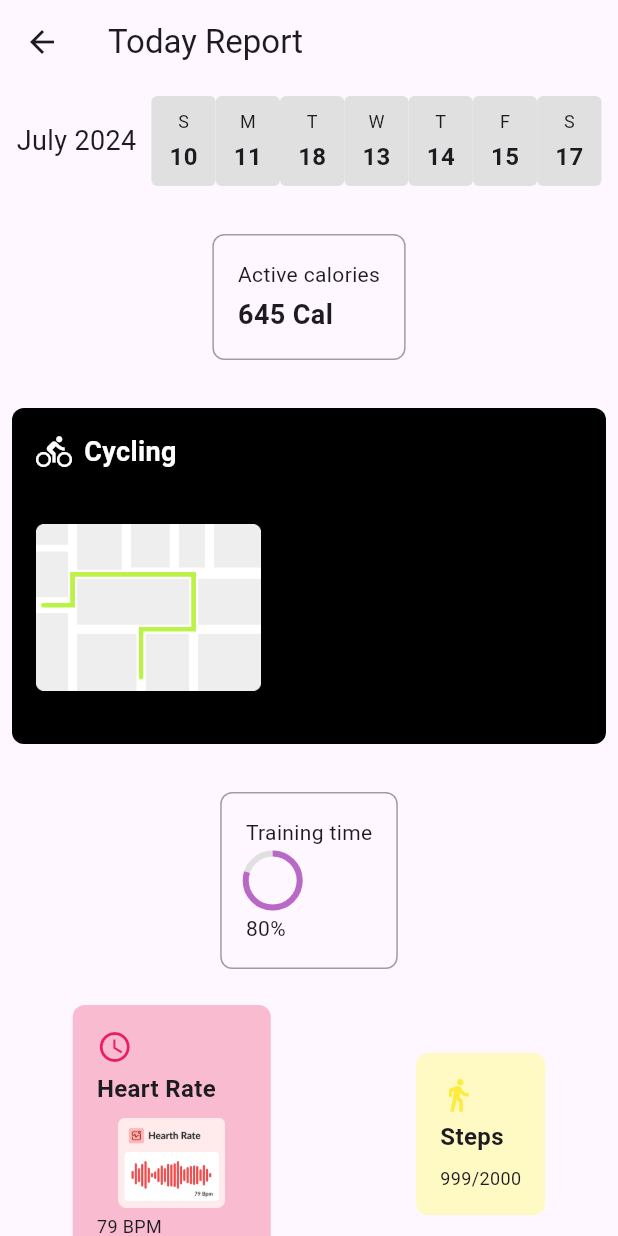
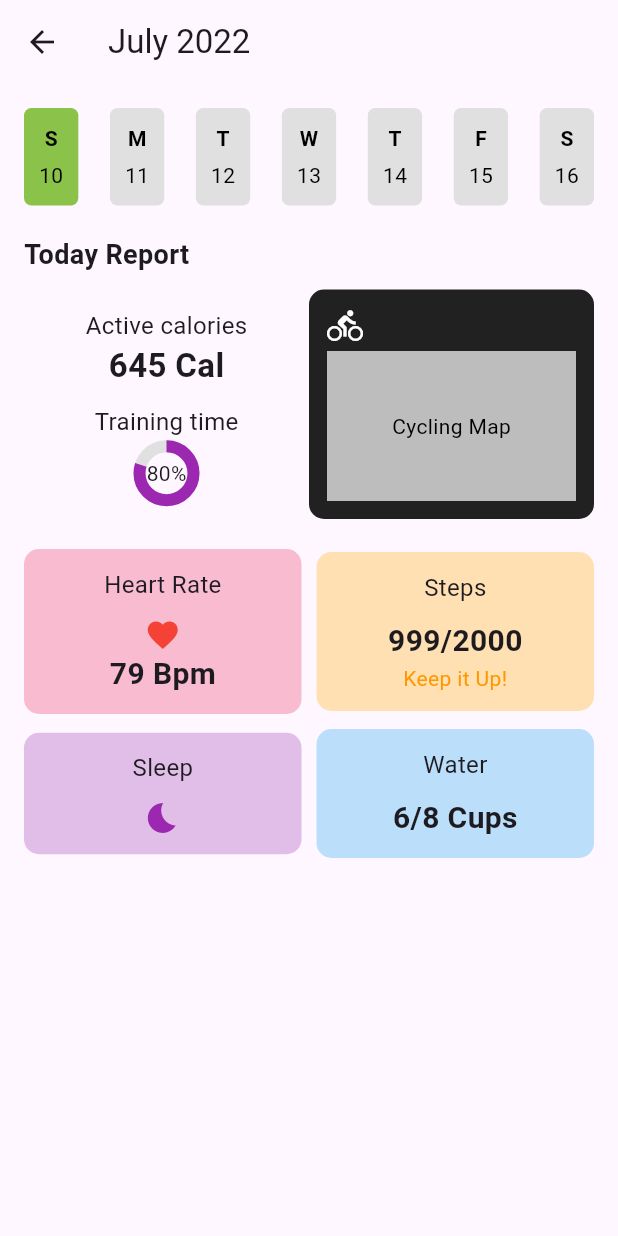
Before and after one commit to itsmedona/gym_app, a Flutter app: the ActivityScreen screen opened directly, on a phone screen of 412 x 824 dp. Run offline on Flutter 3.47's test engine with Material 3 defaults, Android fonts, the phone set to English and light mode, and no system bars; our stand-ins replace bottom_navy_bar, google_fonts.

Commit message:
activity screen completed

```diff
--- a/lib/view/screens/activity_screen/activity_screen.dart
+++ b/lib/view/screens/activity_screen/activity_screen.dart
@@ -3,236 +3,202 @@ import 'package:flutter/material.dart';
 class ActivityScreen extends StatelessWidget {
   @override
   Widget build(BuildContext context) {
-    return Scaffold(
+    return SafeArea(
+      child: Scaffold(
         appBar: AppBar(
-        title: Text('Today Report'),
+          title: Text('July 2022'),
         ),
         body: SingleChildScrollView(
-        // Wrap with SingleChildScrollView to avoiding overflow issues
-        child: Center(
+          child: Padding(
+            padding: const EdgeInsets.all(16.0),
             child: Column(
-            mainAxisAlignment: MainAxisAlignment.center,
+              crossAxisAlignment: CrossAxisAlignment.start,
               children: [
-              // Calendar
-              Padding(
-                padding: const EdgeInsets.all(8.0),
-                child: Row(
-                  mainAxisAlignment: MainAxisAlignment.center,
+                // Date row
+                Row(
+                  mainAxisAlignment: MainAxisAlignment.spaceBetween,
+                  children: List.generate(7, (index) {
+                    return Container(
+                      padding: EdgeInsets.all(10),
+                      decoration: BoxDecoration(
+                        color:
+                            index == 0 ? Colors.lightGreen : Colors.grey[300],
+                        borderRadius: BorderRadius.circular(5),
+                      ),
+                      child: Column(
                         children: [
-                    Text('July 2024', style: TextStyle(fontSize: 18)),
-                    SizedBox(width: 10),
-                    CalendarButton(day: 'S', number: '10'),
-                    CalendarButton(day: 'M', number: '11'),
-                    CalendarButton(day: 'T', number: '18'),
-                    CalendarButton(day: 'W', number: '13'),
-                    CalendarButton(day: 'T', number: '14'),
-                    CalendarButton(day: 'F', number: '15'),
-                    CalendarButton(day: 'S', number: '17'),
+                          Text(
+                            ['S', 'M', 'T', 'W', 'T', 'F', 'S'][index],
+                            style: TextStyle(
+                              fontWeight: FontWeight.bold,
+                              color: Colors.black,
+                            ),
+                          ),
+                          SizedBox(height: 5),
+                          Text(
+                            (10 + index).toString(),
+                            style: TextStyle(
+                              color: Colors.black,
+                            ),
+                          ),
+                        ],
+                      ),
+                    );
+                  }),
+                ),
+                SizedBox(height: 20),
+                // Today's report
+                Text(
+                  'Today Report',
+                  style: TextStyle(
+                    fontSize: 18,
+                    fontWeight: FontWeight.bold,
+                  ),
+                ),
+                SizedBox(height: 10),
+                // Active calories and cycling route
+                Row(
+                  children: [
+                    Expanded(
+                      child: Column(
+                        children: [
+                          Text('Active calories',
+                              style: TextStyle(fontSize: 16)),
+                          Text('645 Cal',
+                              style: TextStyle(
+                                  fontSize: 22, fontWeight: FontWeight.bold)),
+                          SizedBox(height: 10),
+                          Column(
+                            children: [
+                              Text('Training time',
+                                  style: TextStyle(fontSize: 16)),
+                              SizedBox(height: 5),
+                              Stack(
+                                alignment: Alignment.center,
+                                children: [
+                                  CircularProgressIndicator(
+                                    value: 0.8,
+                                    backgroundColor: Colors.grey[300],
+                                    valueColor:
+                                        AlwaysStoppedAnimation(Colors.purple),
+                                    strokeWidth: 8,
+                                  ),
+                                  Text('80%'),
+                                ],
+                              ),
+                            ],
+                          ),
                         ],
                       ),
                     ),
-              SizedBox(height: 16),
-              // Active Calories
-              Padding(
-                padding: const EdgeInsets.all(8.0),
+                    Expanded(
                       child: Container(
-                  padding: EdgeInsets.all(16),
+                        padding: EdgeInsets.all(12),
                         decoration: BoxDecoration(
-                    border: Border.all(color: Colors.grey),
-                    borderRadius: BorderRadius.circular(8),
+                          color: Colors.black87,
+                          borderRadius: BorderRadius.circular(10),
                         ),
                         child: Column(
                           crossAxisAlignment: CrossAxisAlignment.start,
                           children: [
-                      Text('Active calories', style: TextStyle(fontSize: 14)),
-                      SizedBox(height: 4),
-                      Text('645 Cal',
-                          style: TextStyle(
-                              fontSize: 18, fontWeight: FontWeight.bold)),
+                            Icon(Icons.directions_bike, color: Colors.white),
+                            SizedBox(height: 5),
+                            Container(
+                              height: 100,
+                              width: double.infinity,
+                              color: Colors.white70,
+                              child: Center(
+                                  child: Text('Cycling Map',
+                                      style: TextStyle(color: Colors.black))),
+                            ),
                           ],
                         ),
                       ),
                     ),
-
-              SizedBox(height: 16),
-
-              // Cycling
-              Padding(
-                padding: const EdgeInsets.all(8.0),
+                  ],
+                ),
+                SizedBox(height: 20),
+                // Heart Rate, Steps, Sleep, and Water intake
+                Row(
+                  children: [
+                    Expanded(
                       child: Container(
-                  padding: EdgeInsets.all(16),
+                        padding: EdgeInsets.all(12),
                         decoration: BoxDecoration(
-                    color: Colors.black,
-                    borderRadius: BorderRadius.circular(8),
+                          color: Colors.pink[100],
+                          borderRadius: BorderRadius.circular(10),
                         ),
                         child: Column(
-                    crossAxisAlignment: CrossAxisAlignment.start,
                           children: [
-                      Row(
-                        children: [
-                          Icon(Icons.directions_bike, color: Colors.white),
-                          SizedBox(width: 8),
-                          Text('Cycling',
+                            Text('Heart Rate', style: TextStyle(fontSize: 16)),
+                            SizedBox(height: 10),
+                            Icon(Icons.favorite, color: Colors.red),
+                            Text('79 Bpm',
                                 style: TextStyle(
-                                  fontSize: 18,
-                                  fontWeight: FontWeight.bold,
-                                  color: Colors.white)),
-                        ],
-                      ),
-                      SizedBox(height: 16),
-                      Image.asset('assets/images/cyclingmap.png',
-                          width: 150, height: 150),
+                                    fontSize: 20, fontWeight: FontWeight.bold)),
                           ],
                         ),
                       ),
                     ),
-
-              SizedBox(height: 16),
-
-              // Training Time
-              Padding(
-                padding: const EdgeInsets.all(8.0),
+                    SizedBox(width: 10),
+                    Expanded(
                       child: Container(
-                  padding: EdgeInsets.all(16),
+                        padding: EdgeInsets.all(12),
                         decoration: BoxDecoration(
-                    border: Border.all(color: Colors.grey),
-                    borderRadius: BorderRadius.circular(8),
+                          color: Colors.orange[100],
+                          borderRadius: BorderRadius.circular(10),
                         ),
                         child: Column(
-                    crossAxisAlignment: CrossAxisAlignment.start,
                           children: [
-                      Text('Training time', style: TextStyle(fontSize: 14)),
-                      SizedBox(height: 4),
-                      CircularProgressIndicator(
-                        value: 0.8,
-                        backgroundColor: Colors.grey[300],
-                        color: Colors.purple[300],
-                      ),
-                      SizedBox(height: 4),
-                      Text('80%', style: TextStyle(fontSize: 14)),
+                            Text('Steps', style: TextStyle(fontSize: 16)),
+                            SizedBox(height: 10),
+                            Text('999/2000',
+                                style: TextStyle(
+                                    fontSize: 20, fontWeight: FontWeight.bold)),
+                            Text('Keep it Up!',
+                                style: TextStyle(color: Colors.orange)),
                           ],
                         ),
                       ),
                     ),
-
-              SizedBox(height: 16),
-
-              // Row of Heart Rate and Steps
+                  ],
+                ),
+                SizedBox(height: 10),
                 Row(
-                mainAxisAlignment: MainAxisAlignment.spaceAround,
                   children: [
-                  // Heart Rate
-                  Container(
-                    padding: EdgeInsets.all(16),
+                    Expanded(
+                      child: Container(
+                        padding: EdgeInsets.all(12),
                         decoration: BoxDecoration(
-                      color: Colors.pink[100],
-                      borderRadius: BorderRadius.circular(8),
+                          color: Colors.purple[100],
+                          borderRadius: BorderRadius.circular(10),
                         ),
                         child: Column(
-                      crossAxisAlignment: CrossAxisAlignment.start,
                           children: [
-                        Icon(Icons.watch_later_outlined, color: Colors.pink),
-                        SizedBox(height: 4),
-                        Text('Heart Rate',
-                            style: TextStyle(
-                                fontSize: 16, fontWeight: FontWeight.bold)),
-                        SizedBox(height: 8),
-                        Image.asset('assets/images/heart_rate.png',
-                            width: 100, height: 60),
-                        SizedBox(height: 4),
-                        Text('79 BPM', style: TextStyle(fontSize: 12)),
+                            Text('Sleep', style: TextStyle(fontSize: 16)),
+                            SizedBox(height: 10),
+                            Icon(Icons.bedtime, color: Colors.purple),
                           ],
                         ),
                       ),
-
-                  // Steps
-                  Container(
-                    padding: EdgeInsets.all(16),
+                    ),
+                    SizedBox(width: 10),
+                    Expanded(
+                      child: Container(
+                        padding: EdgeInsets.all(12),
                         decoration: BoxDecoration(
-                      color: Colors.yellow[100],
-                      borderRadius: BorderRadius.circular(8),
+                          color: Colors.blue[100],
+                          borderRadius: BorderRadius.circular(10),
                         ),
                         child: Column(
-                      crossAxisAlignment: CrossAxisAlignment.start,
                           children: [
-                        Icon(Icons.directions_walk, color: Colors.yellow),
-                        SizedBox(height: 4),
-                        Text('Steps',
+                            Text('Water', style: TextStyle(fontSize: 16)),
+                            SizedBox(height: 10),
+                            Text('6/8 Cups',
                                 style: TextStyle(
-                                fontSize: 16, fontWeight: FontWeight.bold)),
-                        SizedBox(height: 8),
-                        Text('999/2000', style: TextStyle(fontSize: 12)),
+                                    fontSize: 20, fontWeight: FontWeight.bold)),
                           ],
                         ),
-                  ),
-                ],
-              ),
-
-              SizedBox(height: 16),
-
-              // Keep it Up!
-              Padding(
-                padding: const EdgeInsets.all(8.0),
-                child: ElevatedButton(
-                  onPressed: () {},
-                  style: ElevatedButton.styleFrom(
-                    backgroundColor: Colors.green,
-                    padding: EdgeInsets.symmetric(horizontal: 32, vertical: 12),
-                    textStyle:
-                        TextStyle(fontSize: 16, fontWeight: FontWeight.bold),
-                  ),
-                  child: Text('Keep it Up!'),
-                ),
-              ),
-              SizedBox(height: 16),
-
-              // Row of Sleep and Water
-              Row(
-                mainAxisAlignment: MainAxisAlignment.spaceAround,
-                children: [
-                  // Sleep
-                  Container(
-                    padding: EdgeInsets.all(16),
-                    decoration: BoxDecoration(
-                      color: Colors.purple[100],
-                      borderRadius: BorderRadius.circular(8),
-                    ),
-                    child: Column(
-                      crossAxisAlignment: CrossAxisAlignment.start,
-                      children: [
-                        Icon(Icons.nightlight_round, color: Colors.purple),
-                        SizedBox(height: 4),
-                        Text('Sleep',
-                            style: TextStyle(
-                                fontSize: 16, fontWeight: FontWeight.bold)),
-                        SizedBox(height: 8),
-                        Image.asset('assets/images/sleep_graph.png',
-                            width: 100, height: 60),
-                      ],
-                    ),
-                  ),
-
-                  // Water
-                  Container(
-                    padding: EdgeInsets.all(16),
-                    decoration: BoxDecoration(
-                      color: Colors.blue[100],
-                      borderRadius: BorderRadius.circular(8),
-                    ),
-                    child: Column(
-                      crossAxisAlignment: CrossAxisAlignment.start,
-                      children: [
-                        Icon(Icons.water_drop, color: Colors.blue),
-                        SizedBox(height: 4),
-                        Text('Water',
-                            style: TextStyle(
-                                fontSize: 16, fontWeight: FontWeight.bold)),
-                        SizedBox(height: 8),
-                        Image.asset('assets/images/waterglass.png',
-                            width: 100, height: 60),
-                        SizedBox(height: 4),
-                        Text('6/8 Cups', style: TextStyle(fontSize: 12)),
-                      ],
                       ),
                     ),
                   ],
@@ -241,33 +207,6 @@ class ActivityScreen extends StatelessWidget {
             ),
           ),
         ),
-    );
-  }
-}
-
-class CalendarButton extends StatelessWidget {
-  final String day;
-  final String number;
-
-  const CalendarButton({Key? key, required this.day, required this.number})
-      : super(key: key);
-
-  @override
-  Widget build(BuildContext context) {
-    return Container(
-      padding: EdgeInsets.symmetric(vertical: 8, horizontal: 12),
-      decoration: BoxDecoration(
-        color: Colors.grey[300],
-        borderRadius: BorderRadius.circular(4),
-      ),
-      child: Column(
-        mainAxisAlignment: MainAxisAlignment.center,
-        children: [
-          Text(day, style: TextStyle(fontSize: 12)),
-          SizedBox(height: 4),
-          Text(number,
-              style: TextStyle(fontSize: 16, fontWeight: FontWeight.bold)),
-        ],
       ),
     );
   }
--- a/lib/view/screens/explore_screen/explore_screen.dart
+++ b/lib/view/screens/explore_screen/explore_screen.dart
@@ -1,6 +1,5 @@
 import 'package:flutter/material.dart';
 import 'package:google_fonts/google_fonts.dart';
-
 import 'widgets/plank_challenge_screen.dart';
 import 'widgets/sprint_challenge_screen.dart';
 import 'widgets/squat_challenge_screen.dart';
@@ -108,7 +107,6 @@ class ExploreScreen extends StatelessWidget {
                             image: challenges[index]['image']!,
                             color: color,
                             onTap: () {
-                              // Navigate to a different screen based on the challenge index
                               switch (index) {
                                 case 0:
                                   Navigator.push(
```
Lines whose indentation alone changed are shown as unchanged.
